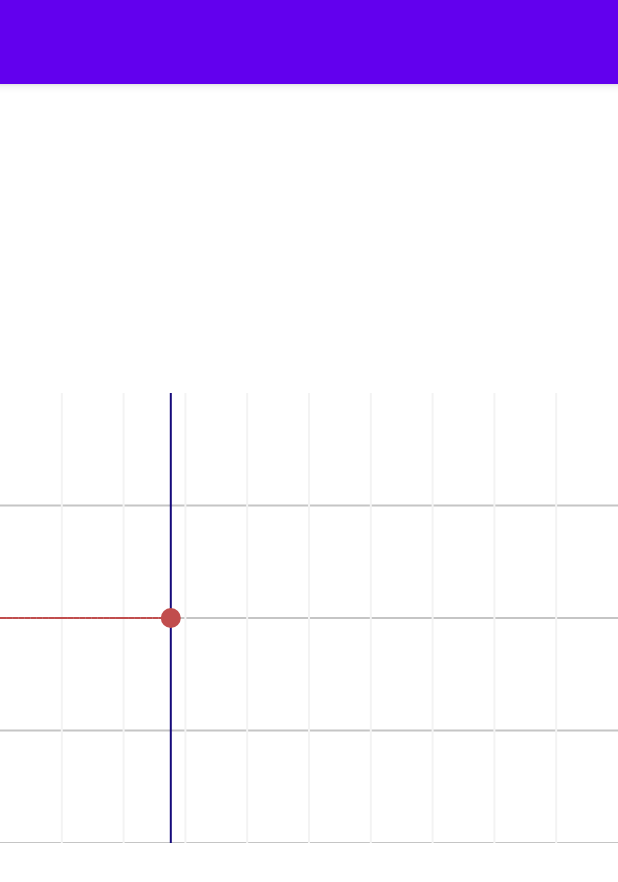
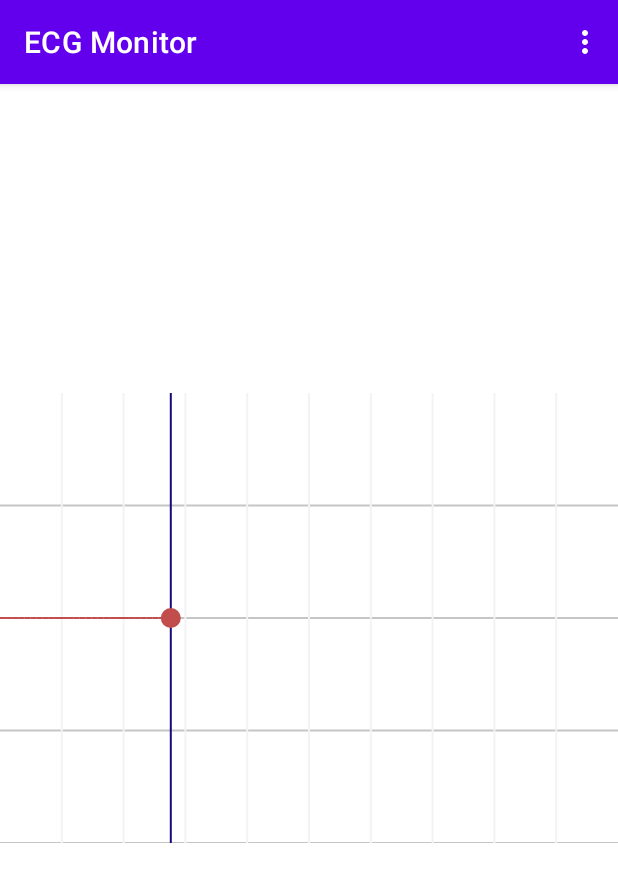
Before and after one commit to SEONGGYU96/ECGMonitorWithNRF, an Android app: the screen it shows after launch (MainActivity), on a phone screen of 412 x 824 dp. Shown: the top 882 px of the screen. Run offline under Robolectric (Android 15) with nearby library versions, the phone set to English and light mode, and no system bars; our stand-ins replace Dagger/Hilt's generated code, data binding; libraries missing offline, so code that uses them is left out: androidx.hilt.lifecycle.

Commit message:
feat: MonitorFragment schema

```diff
--- a/app/src/main/java/com/seoultech/ecgmonitor/monitor/MonitorFragment.kt
+++ b/app/src/main/java/com/seoultech/ecgmonitor/monitor/MonitorFragment.kt
@@ -6,6 +6,7 @@ import android.view.View
 import android.view.ViewGroup
 import androidx.fragment.app.Fragment
 import androidx.fragment.app.viewModels
+import com.seoultech.ecgmonitor.R
 import com.seoultech.ecgmonitor.databinding.FragmentMonitorBinding
 import dagger.hilt.android.AndroidEntryPoint
 
@@ -28,6 +29,27 @@ class MonitorFragment : Fragment() {
     ): View? {
         binding = FragmentMonitorBinding.inflate(inflater, container, false)
 
+        val isBounded = monitorViewModel.checkBoundedDevice()
+
+        if (isBounded) {
+            subscribeUi(binding)
+        } else {
+            showNoDeviceBanner()
+            enableUi()
+        }
+
+        return binding.root
+    }
+
+    private fun enableUi() {
+        //Todo: Ui들 회색으로 변경하기, 메뉴 버튼 제거
+    }
+
+    private fun showNoDeviceBanner() {
+        //Todo: 연결된 기기가 없다는 배너 띄우기
+    }
+
+    private fun subscribeUi(binding: FragmentMonitorBinding) {
         monitorViewModel.gattLiveData.run {
             isConnected.observe(viewLifecycleOwner, {
                 if (it) { //connected
@@ -58,7 +80,6 @@ class MonitorFragment : Fragment() {
                 }
             })
         }
-        return binding.root
     }
 
     override fun onPause() {
--- a/app/src/main/java/com/seoultech/ecgmonitor/monitor/MonitorViewModel.kt
+++ b/app/src/main/java/com/seoultech/ecgmonitor/monitor/MonitorViewModel.kt
@@ -1,25 +1,26 @@
 package com.seoultech.ecgmonitor.monitor
 
-import android.bluetooth.*
 import androidx.hilt.lifecycle.ViewModelInject
 import androidx.lifecycle.ViewModel
 import com.seoultech.ecgmonitor.bluetooth.connect.BluetoothGattConnectible
-import com.seoultech.ecgmonitor.bluetooth.connect.BluetoothGattConnector
+import com.seoultech.ecgmonitor.bluetooth.gatt.GattContainable
 import com.seoultech.ecgmonitor.bluetooth.gatt.GattLiveData
 
 class MonitorViewModel @ViewModelInject constructor(
     private val bluetoothGattConnector: BluetoothGattConnectible,
-    private val _gattLiveData: GattLiveData
+    private val _gattLiveData: GattLiveData,
+    private val gattContainer: GattContainable
 ) : ViewModel() {
 
     val gattLiveData: GattLiveData
         get() = _gattLiveData
 
-    fun connect(device: BluetoothDevice) {
-        bluetoothGattConnector.connect(device, gattLiveData)
-    }
-
     fun disconnect() {
         bluetoothGattConnector.disconnect()
     }
+
+    //bind된 기기가 있는지 확인
+   fun checkBoundedDevice() : Boolean {
+        return gattContainer.hasGatt()
+    }
 }
--- a/app/src/main/res/layout/fragment_monitor.xml
+++ b/app/src/main/res/layout/fragment_monitor.xml
@@ -14,7 +14,7 @@
         tools:context=".monitor.MonitorFragment">
 
         <com.google.android.material.appbar.AppBarLayout
-            android:id="@+id/appbarlayout_main"
+            android:id="@+id/appbarlayout_monitor"
             android:layout_width="match_parent"
             android:layout_height="wrap_content"
             android:theme="@style/AppTheme.AppBarOverlay"
@@ -22,24 +22,24 @@
             app:layout_constraintStart_toStartOf="parent"
             app:layout_constraintTop_toTopOf="parent">
 
-        <com.google.android.material.appbar.MaterialToolbar
-            android:id="@+id/toolbar_main"
-            android:layout_width="match_parent"
-            android:layout_height="?actionBarSize"
-            app:popupTheme="@style/AppTheme.PopupOverlay" />
+            <com.google.android.material.appbar.MaterialToolbar
+                android:id="@+id/toolbar_monitor"
+                android:layout_width="match_parent"
+                android:layout_height="?actionBarSize"
+                app:menu="@menu/monitor_app_bar"
+                app:popupTheme="@style/AppTheme.PopupOverlay"
+                app:title="@string/monitor_title" />
 
         </com.google.android.material.appbar.AppBarLayout>
-
-
 
         <com.seoultech.ecgmonitor.graph.ECGViewer
             android:id="@+id/ecggraph_monitor"
             android:layout_width="match_parent"
             android:layout_height="300dp"
+            app:layout_constraintBottom_toBottomOf="parent"
+            app:layout_constraintEnd_toEndOf="parent"
             app:layout_constraintStart_toStartOf="parent"
-            app:layout_constraintTop_toTopOf="parent"
-            app:layout_constraintEnd_toEndOf="parent"
-            app:layout_constraintBottom_toBottomOf="parent"/>
+            app:layout_constraintTop_toTopOf="parent" />
 
     </androidx.constraintlayout.widget.ConstraintLayout>
 
--- /dev/null
+++ b/app/src/main/res/menu/monitor_app_bar.xml
@@ -0,0 +1,9 @@
+<?xml version="1.0" encoding="utf-8"?>
+<menu xmlns:android="http://schemas.android.com/apk/res/android"
+    xmlns:app="http://schemas.android.com/apk/res-auto">
+    <item
+        android:id="@+id/favorite"
+        android:title="@string/monitor_menu_disconnect"
+        android:contentDescription="@string/monitor_menu_disconnect_description"
+        app:showAsAction="never" />
+</menu>
--- a/app/src/main/res/values/strings.xml
+++ b/app/src/main/res/values/strings.xml
@@ -9,4 +9,8 @@
     <string name="notification_connected">심박수를 측정 중입니다</string>
     <string name="notification_disconnected">기기와의 연결이 끊어져 심박수를 측정할 수 없습니다.</string>
     <string name="notification_description">[주의] 심전도를 측정하기 위한 블루투스 기기와의 연결을 유지하기 위한 백그라운드 서비스입니다. 본 서비스 종료 시, 심전도 모니터링이 중단됩니다.</string>
+
+    <string name="monitor_title">ECG Monitor</string>
+    <string name="monitor_menu_disconnect">연결 끊기</string>
+    <string name="monitor_menu_disconnect_description">현재 연결된 기기와의 페어링을 끊습니다.</string>
 </resources>
```
